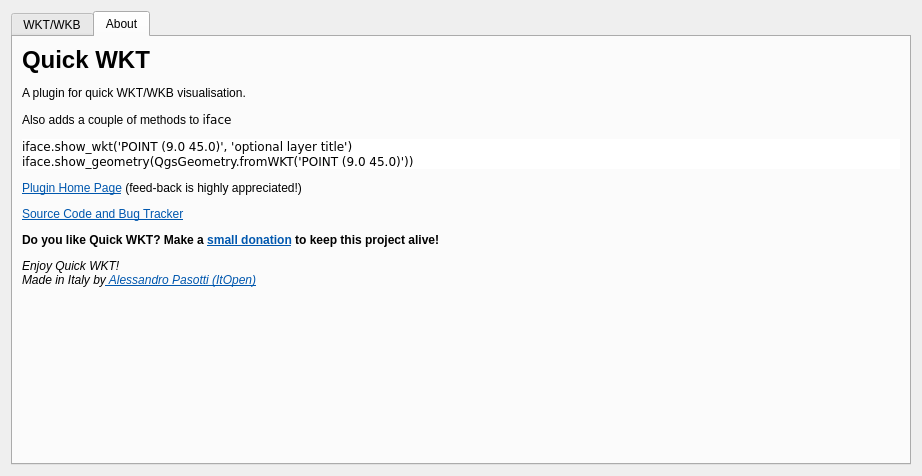
elpaso/quickwkt, file Ui_QuickWKT.ui: the form before one commit.
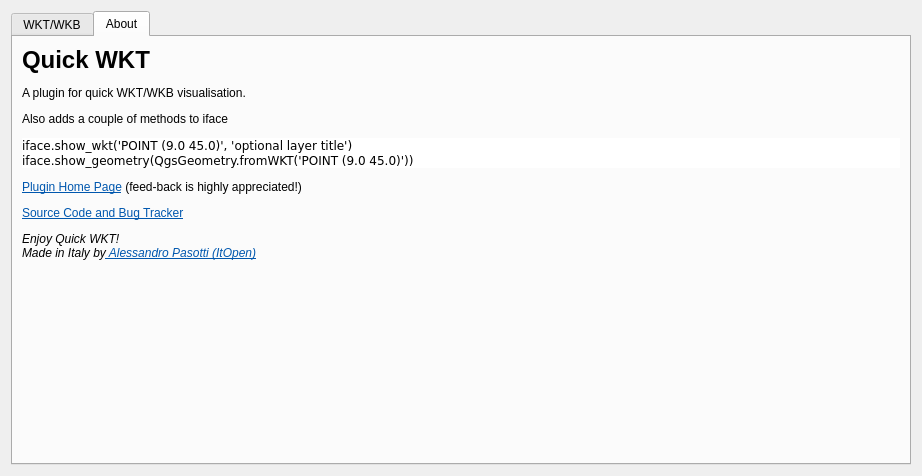
The form after the commit. The open tabs and pages were chosen to show the change. Icons and pictures are not drawn.

Patch:
```diff
--- a/Ui_QuickWKT.ui
+++ b/Ui_QuickWKT.ui
@@ -128,12 +128,7 @@
          <item>
           <widget class="QLabel" name="label_2">
            <property name="text">
-            <string>&lt;html&gt;&lt;head/&gt;&lt;body&gt;&lt;p&gt;&lt;span style=&quot; font-size:xx-large; font-weight:600;&quot;&gt;Quick WKT &lt;/span&gt;&lt;/p&gt;&lt;p&gt;A plugin for quick WKT/WKB visualisation. &lt;/p&gt;
-&lt;p&gt;Also adds a couple of methods to &lt;code&gt;iface&lt;/code&gt;&lt;/p&gt;
-&lt;pre style=&quot;background: white&quot;&gt;iface.show_wkt('POINT (9.0 45.0)', 'optional layer title')
-iface.show_geometry(QgsGeometry.fromWKT('POINT (9.0 45.0)'))&lt;/pre&gt;
-&lt;p&gt;&lt;a href=&quot;http://www.itopen.it/wkt-on-the-fly-qgis-plugin/&quot;&gt;&lt;span style=&quot; text-decoration: underline; color:#0057ae;&quot;&gt;Plugin Home Page&lt;/span&gt;&lt;/a&gt;  (feed-back is highly appreciated!)&lt;/p&gt;&lt;p&gt;&lt;a href=&quot;https://github.com/elpaso/quickwkt&quot;&gt;&lt;span style=&quot; text-decoration: underline; color:#0057ae;&quot;&gt;Source Code and Bug Tracker&lt;/span&gt;&lt;/a&gt;&lt;/p&gt;&lt;p&gt;&lt;b&gt;Do you like Quick WKT? Make a &lt;a href=&quot;https://www.paypal.com/cgi-bin/webscr?cmd=_s-xclick&amp;amp;hosted_button_id=XEXYSQAQQYZGS&quot;&gt;&lt;span style=&quot; text-decoration: underline; color:#0057ae;&quot;&gt;small donation&lt;/span&gt;&lt;/a&gt; to keep this project alive! &lt;a href=&quot;https://www.paypal.com/cgi-bin/webscr?cmd=_s-xclick&amp;amp;hosted_button_id=XEXYSQAQQYZGS&quot;&gt;&lt;img src=&quot;:/plugins/QuickWKT/paypal_icon.png&quot;/&gt;&lt;/a&gt;&lt;/b&gt;&lt;/p&gt;
-&lt;p&gt;&lt;i&gt;Enjoy Quick WKT!&lt;br&gt;Made in Italy by&lt;a href=&quot;http://www.itopen.it&quot;&gt;&lt;span style=&quot; text-decoration: underline; color:#0057ae;&quot;&gt; Alessandro Pasotti (ItOpen)&lt;/a&gt;&lt;/i&gt;&lt;/p&gt; &lt;/body&gt;&lt;/html&gt;</string>
+            <string>&lt;html&gt;&lt;head/&gt;&lt;body&gt;&lt;p&gt;&lt;span style=&quot; font-size:xx-large; font-weight:600;&quot;&gt;Quick WKT &lt;/span&gt;&lt;/p&gt;&lt;p&gt;A plugin for quick WKT/WKB visualisation. &lt;/p&gt;&lt;p&gt;Also adds a couple of methods to &lt;span style=&quot; font-family:'Courier New,courier';&quot;&gt;iface&lt;/span&gt;&lt;/p&gt;&lt;pre style=&quot; margin-top:12px; margin-bottom:0px; margin-left:0px; margin-right:0px; -qt-block-indent:0; text-indent:0px; background-color:#ffffff;&quot;&gt;&lt;span style=&quot; font-family:'Courier New,courier'; background-color:#ffffff;&quot;&gt;iface.show_wkt('POINT (9.0 45.0)', 'optional layer title')&lt;/span&gt;&lt;/pre&gt;&lt;pre style=&quot; margin-top:0px; margin-bottom:12px; margin-left:0px; margin-right:0px; -qt-block-indent:0; text-indent:0px; background-color:#ffffff;&quot;&gt;&lt;span style=&quot; font-family:'Courier New,courier'; background-color:#ffffff;&quot;&gt;iface.show_geometry(QgsGeometry.fromWKT('POINT (9.0 45.0)'))&lt;/span&gt;&lt;/pre&gt;&lt;p&gt;&lt;a href=&quot;http://www.itopen.it/wkt-on-the-fly-qgis-plugin/&quot;&gt;&lt;span style=&quot; text-decoration: underline; color:#0057ae;&quot;&gt;Plugin Home Page&lt;/span&gt;&lt;/a&gt; (feed-back is highly appreciated!)&lt;/p&gt;&lt;p&gt;&lt;a href=&quot;https://github.com/elpaso/quickwkt&quot;&gt;&lt;span style=&quot; text-decoration: underline; color:#0057ae;&quot;&gt;Source Code and Bug Tracker&lt;/span&gt;&lt;/a&gt;&lt;/p&gt;&lt;p&gt;&lt;span style=&quot; font-style:italic;&quot;&gt;Enjoy Quick WKT!&lt;br/&gt;Made in Italy by&lt;/span&gt;&lt;a href=&quot;http://www.itopen.it&quot;&gt;&lt;span style=&quot; font-style:italic; text-decoration: underline; color:#0057ae;&quot;&gt; Alessandro Pasotti (ItOpen)&lt;/span&gt;&lt;/a&gt;&lt;/p&gt;&lt;/body&gt;&lt;/html&gt;</string>
            </property>
            <property name="alignment">
             <set>Qt::AlignLeading|Qt::AlignLeft|Qt::AlignTop</set>
```
